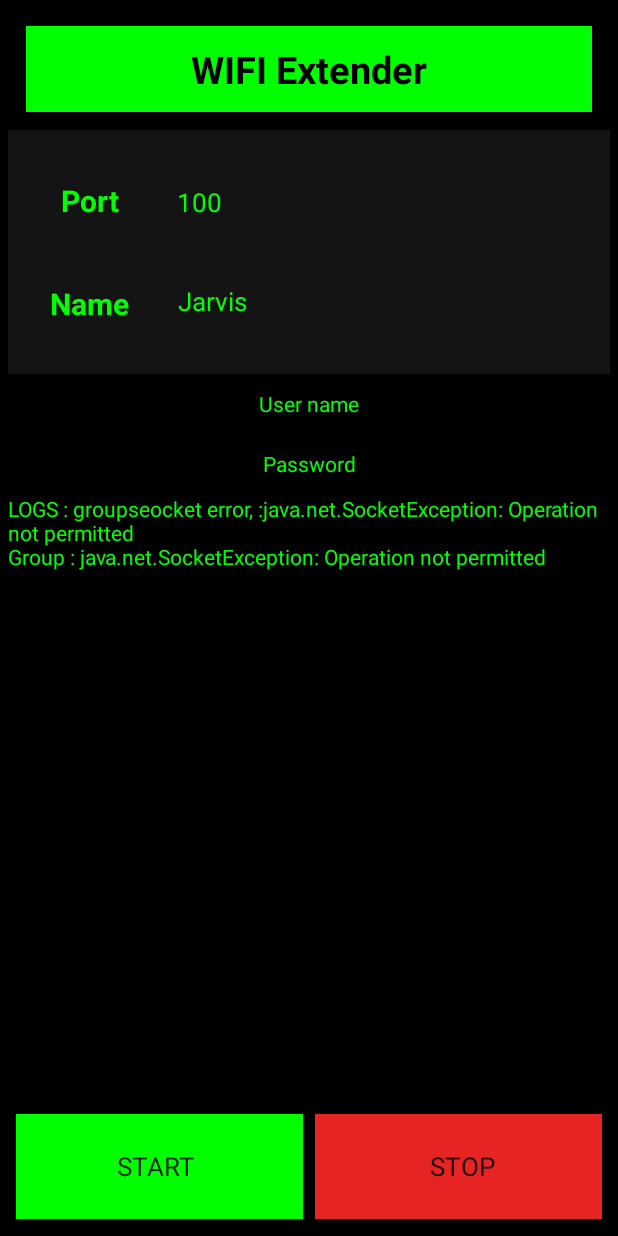
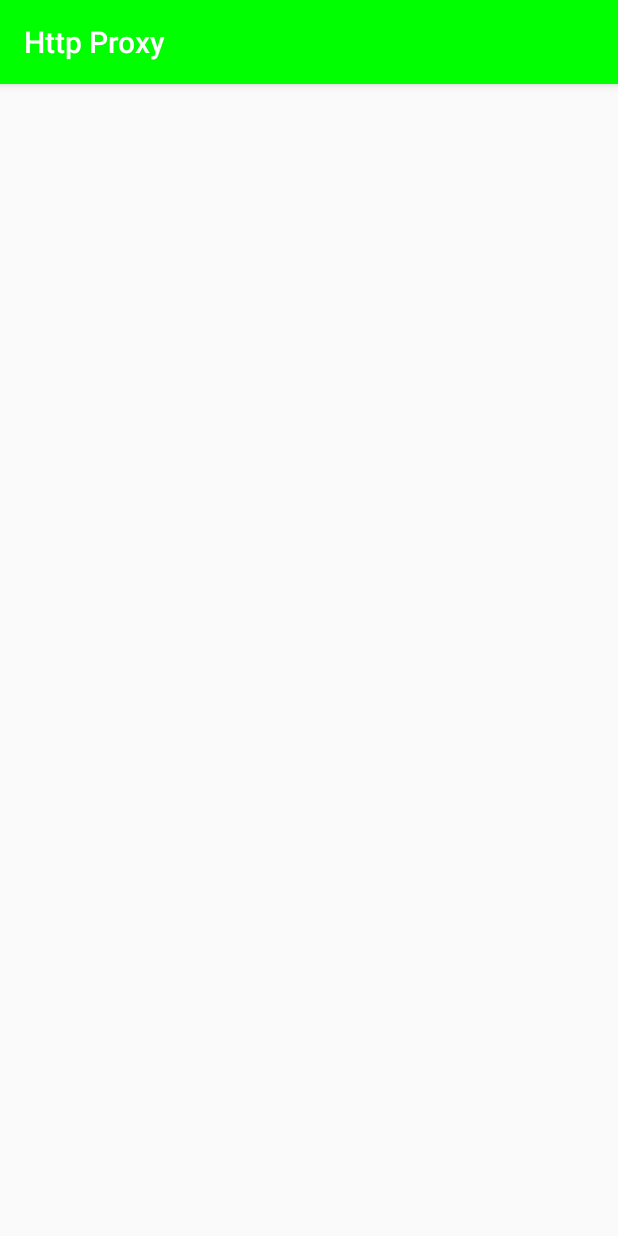
Before and after one commit to dhruvik1999/Wifi-Extender, an Android app: the screen it shows after launch (MainActivity before the commit, JoinServer after it), after a tap on "JOIN SERVER", on a phone screen of 412 x 824 dp. Run offline under Robolectric (Android 15) with nearby library versions, the phone set to English and light mode, and no system bars; Roboto replaces fonts that are not available here.

Commit message:
code added

```diff
--- a/HttpProxy/app/build.gradle
+++ b/HttpProxy/app/build.gradle
@@ -9,6 +9,8 @@ android {
         versionCode 1
         versionName "1.0"
         testInstrumentationRunner "android.support.test.runner.AndroidJUnitRunner"
+
+
     }
     buildTypes {
         release {
--- /dev/null
+++ b/HttpProxy/app/src/main/java/com/nd/httpproxy/Guid/JoinServer.java
@@ -0,0 +1,18 @@
+package com.nd.httpproxy.Guid;
+
+import android.content.Intent;
+import android.support.v7.app.AppCompatActivity;
+import android.os.Bundle;
+
+import com.nd.httpproxy.R;
+
+public class JoinServer extends AppCompatActivity {
+
+    @Override
+    protected void onCreate(Bundle savedInstanceState) {
+        super.onCreate(savedInstanceState);
+        setContentView(R.layout.activity_join_server);
+
+
+    }
+}
--- a/HttpProxy/app/src/main/java/com/nd/httpproxy/Guid/MakeServer.java
+++ b/HttpProxy/app/src/main/java/com/nd/httpproxy/Guid/MakeServer.java
@@ -35,7 +35,7 @@ public class MakeServer extends AppCompatActivity {
             @Override
             public void onClick(View view) {
                 Toast.makeText(getApplicationContext(), "Join server" , Toast.LENGTH_LONG).show();
-                startActivity(new Intent( getApplicationContext() , MainActivity.class ));
+                startActivity(new Intent( getApplicationContext() , JoinServer.class ));
             }
         });
 
--- a/HttpProxy/app/src/main/java/com/nd/httpproxy/WifiDirectPkg/MainActivity.java
+++ b/HttpProxy/app/src/main/java/com/nd/httpproxy/WifiDirectPkg/MainActivity.java
@@ -172,14 +172,20 @@ public class MainActivity extends AppCompatActivity {
 
     public void init(){
 
-        mPort = this.findViewById(R.id.show_port);
-        mName = this.findViewById(R.id.show_name);
+        mPort = this.findViewById(R.id.show_port_x);
+        mName = this.findViewById(R.id.show_name_x);
         mUSername = this.findViewById(R.id.tv_username);
         mPassword = this.findViewById(R.id.tv_password);
         mLogs = this.findViewById(R.id.tv_logs);
 
         mStart = this.findViewById(R.id.btn_start);
         mStop = this.findViewById(R.id.btn_stop);
+
+        mName.setText( Sdata.getNameOfServer() );
+        mPort.setText( Sdata.getPort()+"" );
+
+        mUSername.setText( Sdata.getUsername() );
+        mPassword.setText( Sdata.getPassword() );
     }
 
     @Override
--- /dev/null
+++ b/HttpProxy/app/src/main/res/layout/activity_join_server.xml
@@ -0,0 +1,9 @@
+<?xml version="1.0" encoding="utf-8"?>
+<android.support.constraint.ConstraintLayout xmlns:android="http://schemas.android.com/apk/res/android"
+    xmlns:app="http://schemas.android.com/apk/res-auto"
+    xmlns:tools="http://schemas.android.com/tools"
+    android:layout_width="match_parent"
+    android:layout_height="match_parent"
+    tools:context=".Guid.JoinServer">
+
+</android.support.constraint.ConstraintLayout>
--- a/HttpProxy/app/src/main/res/layout/activity_main_wifi_direct.xml
+++ b/HttpProxy/app/src/main/res/layout/activity_main_wifi_direct.xml
@@ -79,7 +79,7 @@
                 android:orientation="vertical">
 
                 <TextView
-                    android:id="@+id/show_port"
+                    android:id="@+id/show_port_x"
                     android:layout_weight="50"
                     android:layout_width="wrap_content"
                     android:layout_height="0dp"
@@ -90,7 +90,7 @@
                     />
 
                 <TextView
-                    android:id="@+id/show_name"
+                    android:id="@+id/show_name_x"
                     android:layout_weight="50"
                     android:layout_width="wrap_content"
                     android:layout_height="0dp"
--- a/HttpProxy/build.gradle
+++ b/HttpProxy/build.gradle
@@ -14,6 +14,7 @@ buildscript {
     }
 }
 
+
 allprojects {
     repositories {
         google()
```
Also changed, not shown: HttpProxy/app/src/main/AndroidManifest.xml (+28 -19 lines), HttpProxy/app/src/main/java/com/nd/httpproxy/DB/Sdata.java (+31 -0 lines).
